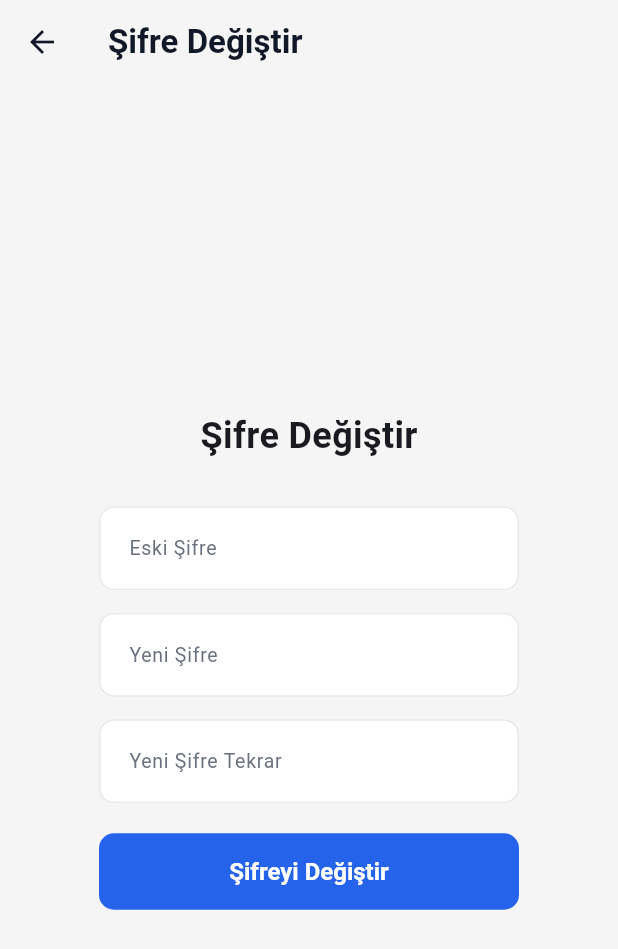
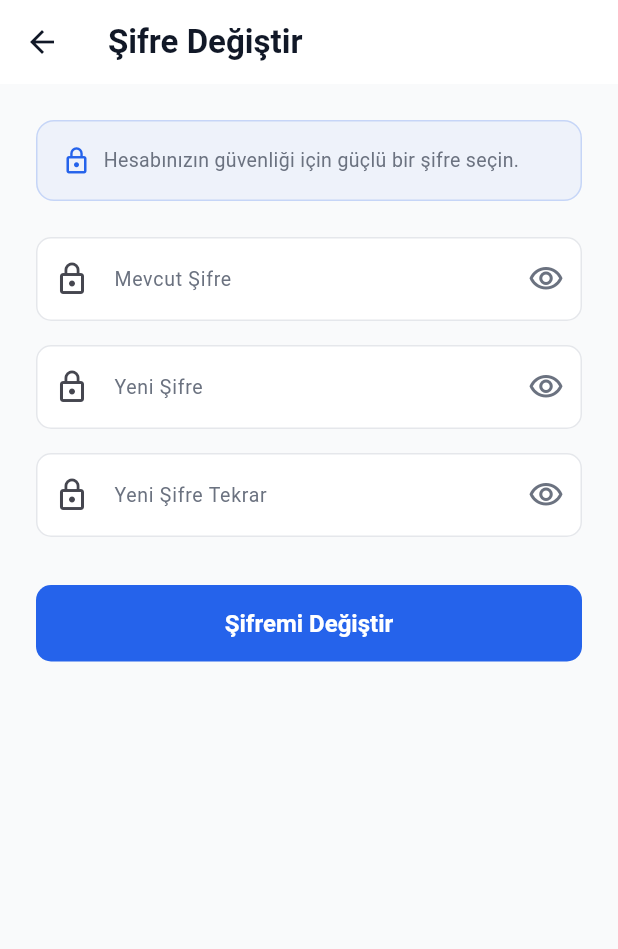
Before and after one commit to bahattinbober/university-cleaning-tracker, a Flutter app: the ChangePasswordScreen screen opened by its route, on a phone screen of 412 x 824 dp. Shown: the top 949 px of the screen. Run offline on Flutter 3.47's test engine with Material 3 defaults, Android fonts, the phone set to English and light mode, and no system bars; our stand-ins replace image_picker, shared_preferences; missing offline and left inert: mobile_scanner; accounts and stored records are empty.

Commit message:
feat(ui): redesign change password screen with visibility toggles and info card

```diff
--- a/frontend/lib/screens/change_password_screen.dart
+++ b/frontend/lib/screens/change_password_screen.dart
@@ -2,6 +2,7 @@ import 'dart:convert';
 import 'package:flutter/material.dart';
 import 'package:http/http.dart' as http;
 import 'package:shared_preferences/shared_preferences.dart';
+import '../theme/app_theme.dart';
 
 class ChangePasswordScreen extends StatefulWidget {
   const ChangePasswordScreen({super.key});
@@ -11,34 +12,46 @@ class ChangePasswordScreen extends StatefulWidget {
 }
 
 class _ChangePasswordScreenState extends State<ChangePasswordScreen> {
-  final oldPasswordController = TextEditingController();
-  final newPasswordController = TextEditingController();
-  final confirmPasswordController = TextEditingController();
-  bool isLoading = false;
+  final _oldPasswordController = TextEditingController();
+  final _newPasswordController = TextEditingController();
+  final _confirmPasswordController = TextEditingController();
+
+  bool _isLoading = false;
+  bool _obscureOld = true;
+  bool _obscureNew = true;
+  bool _obscureConfirm = true;
+
+  @override
+  void dispose() {
+    _oldPasswordController.dispose();
+    _newPasswordController.dispose();
+    _confirmPasswordController.dispose();
+    super.dispose();
+  }
 
   Future<void> _changePassword() async {
-    final oldPassword = oldPasswordController.text.trim();
-    final newPassword = newPasswordController.text.trim();
-    final confirmPassword = confirmPasswordController.text.trim();
+    final oldPassword = _oldPasswordController.text.trim();
+    final newPassword = _newPasswordController.text.trim();
+    final confirmPassword = _confirmPasswordController.text.trim();
 
     if (oldPassword.isEmpty || newPassword.isEmpty || confirmPassword.isEmpty) {
-      _showSnackBar('Tüm alanlar zorunludur');
+      _showErrorSnackBar('Tüm alanlar zorunludur.');
       return;
     }
-    if (newPassword.length < 8) {
-      _showSnackBar('Yeni şifre en az 8 karakter olmalı');
+    if (newPassword.length < 6) {
+      _showErrorSnackBar('Yeni şifre en az 6 karakter olmalı.');
       return;
     }
     if (newPassword != confirmPassword) {
-      _showSnackBar('Yeni şifreler eşleşmiyor');
+      _showErrorSnackBar('Şifreler eşleşmiyor.');
       return;
     }
     if (oldPassword == newPassword) {
-      _showSnackBar('Yeni şifre eskisinden farklı olmalı');
+      _showErrorSnackBar('Yeni şifre eskisinden farklı olmalı.');
       return;
     }
 
-    setState(() => isLoading = true);
+    setState(() => _isLoading = true);
 
     final prefs = await SharedPreferences.getInstance();
     final token = prefs.getString('token') ?? '';
@@ -56,7 +69,8 @@ class _ChangePasswordScreenState extends State<ChangePasswordScreen> {
         }),
       );
 
-      setState(() => isLoading = false);
+      if (!mounted) return;
+      setState(() => _isLoading = false);
 
       if (response.statusCode == 200) {
         await prefs.remove('token');
@@ -66,91 +80,123 @@ class _ChangePasswordScreenState extends State<ChangePasswordScreen> {
 
         if (!mounted) return;
         ScaffoldMessenger.of(context).showSnackBar(
-          const SnackBar(content: Text('Şifre değiştirildi. Lütfen tekrar giriş yapın.')),
+          const SnackBar(
+            content: Text('Şifreniz başarıyla değiştirildi. Tekrar giriş yapınız.'),
+          ),
         );
         Navigator.pushReplacementNamed(context, '/login');
       } else {
-        String message = 'Şifre değiştirilemedi';
+        String message = 'Şifre değiştirilemedi.';
         try {
           final body = jsonDecode(response.body);
           if (body is Map<String, dynamic> && body['message'] != null) {
             message = body['message'] as String;
           }
         } catch (_) {}
-        _showSnackBar(message);
+        _showErrorSnackBar(message);
       }
     } catch (e) {
-      setState(() => isLoading = false);
-      _showSnackBar('Bir hata oluştu: $e');
+      if (!mounted) return;
+      setState(() => _isLoading = false);
+      _showErrorSnackBar('Bir hata oluştu: $e');
     }
   }
 
-  void _showSnackBar(String message) {
+  void _showErrorSnackBar(String message) {
     ScaffoldMessenger.of(context).showSnackBar(
-      SnackBar(content: Text(message)),
+      SnackBar(
+        content: Text(message),
+        backgroundColor: AppColors.error,
+      ),
     );
   }
 
-  @override
-  void dispose() {
-    oldPasswordController.dispose();
-    newPasswordController.dispose();
-    confirmPasswordController.dispose();
-    super.dispose();
+  Widget _passwordField({
+    required TextEditingController controller,
+    required String label,
+    required bool obscure,
+    required VoidCallback onToggle,
+  }) {
+    return TextField(
+      controller: controller,
+      obscureText: obscure,
+      decoration: InputDecoration(
+        labelText: label,
+        prefixIcon: const Icon(Icons.lock_outline),
+        suffixIcon: IconButton(
+          icon: Icon(
+            obscure ? Icons.visibility_outlined : Icons.visibility_off_outlined,
+            color: AppColors.textSecondary,
+          ),
+          onPressed: onToggle,
+        ),
+      ),
+    );
   }
 
   @override
   Widget build(BuildContext context) {
     return Scaffold(
-      backgroundColor: Colors.grey[100],
-      appBar: AppBar(
-        title: const Text('Şifre Değiştir'),
-        backgroundColor: Colors.grey[100],
-      ),
-      body: Center(
-        child: Container(
-          padding: const EdgeInsets.all(20),
-          width: 320,
+      appBar: AppBar(title: const Text('Şifre Değiştir')),
+      body: SingleChildScrollView(
+        padding: const EdgeInsets.all(AppSpacing.lg),
         child: Column(
-            mainAxisAlignment: MainAxisAlignment.center,
+          crossAxisAlignment: CrossAxisAlignment.start,
           children: [
-              const Text(
-                'Şifre Değiştir',
-                style: TextStyle(fontSize: 24, fontWeight: FontWeight.bold),
-              ),
-              const SizedBox(height: 30),
-              TextField(
-                controller: oldPasswordController,
-                obscureText: true,
-                decoration: const InputDecoration(
-                  labelText: 'Eski Şifre',
-                  border: OutlineInputBorder(),
+            // Bilgi kartı
+            Container(
+              padding: const EdgeInsets.all(AppSpacing.md),
+              decoration: BoxDecoration(
+                color: AppColors.primary.withValues(alpha: 0.05),
+                borderRadius: BorderRadius.circular(12),
+                border: Border.all(
+                  color: AppColors.primary.withValues(alpha: 0.2),
                 ),
               ),
-              const SizedBox(height: 15),
-              TextField(
-                controller: newPasswordController,
-                obscureText: true,
-                decoration: const InputDecoration(
-                  labelText: 'Yeni Şifre',
-                  border: OutlineInputBorder(),
+              child: Row(
+                children: [
+                  const Icon(
+                    Icons.lock_outline,
+                    color: AppColors.primary,
+                    size: 20,
+                  ),
+                  const SizedBox(width: AppSpacing.sm),
+                  const Expanded(
+                    child: Text(
+                      'Hesabınızın güvenliği için güçlü bir şifre seçin.',
+                      style: AppTextStyles.caption,
                     ),
                   ),
-              const SizedBox(height: 15),
-              TextField(
-                controller: confirmPasswordController,
-                obscureText: true,
-                decoration: const InputDecoration(
-                  labelText: 'Yeni Şifre Tekrar',
-                  border: OutlineInputBorder(),
+                ],
               ),
             ),
-              const SizedBox(height: 20),
+            const SizedBox(height: AppSpacing.lg),
+            _passwordField(
+              controller: _oldPasswordController,
+              label: 'Mevcut Şifre',
+              obscure: _obscureOld,
+              onToggle: () => setState(() => _obscureOld = !_obscureOld),
+            ),
+            const SizedBox(height: AppSpacing.md),
+            _passwordField(
+              controller: _newPasswordController,
+              label: 'Yeni Şifre',
+              obscure: _obscureNew,
+              onToggle: () => setState(() => _obscureNew = !_obscureNew),
+            ),
+            const SizedBox(height: AppSpacing.md),
+            _passwordField(
+              controller: _confirmPasswordController,
+              label: 'Yeni Şifre Tekrar',
+              obscure: _obscureConfirm,
+              onToggle: () => setState(() => _obscureConfirm = !_obscureConfirm),
+            ),
+            const SizedBox(height: AppSpacing.xl),
             SizedBox(
               width: double.infinity,
               child: ElevatedButton(
-                  onPressed: isLoading ? null : _changePassword,
-                  child: isLoading
+                onPressed: _isLoading ? null : _changePassword,
+                child: _isLoading
                     ? const SizedBox(
                         height: 18,
                         width: 18,
@@ -159,13 +205,12 @@ class _ChangePasswordScreenState extends State<ChangePasswordScreen> {
                           color: Colors.white,
                         ),
                       )
-                      : const Text('Şifreyi Değiştir'),
+                    : const Text('Şifremi Değiştir'),
               ),
             ),
           ],
         ),
       ),
-      ),
     );
   }
 }
```
Lines whose indentation alone changed are shown as unchanged.
